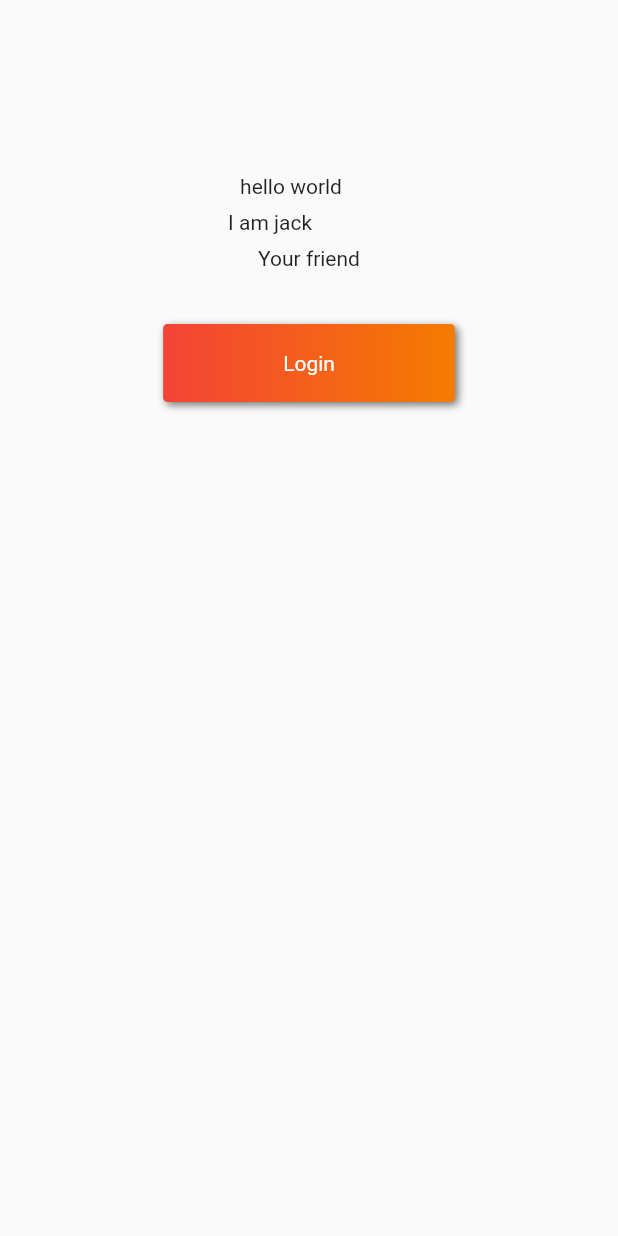
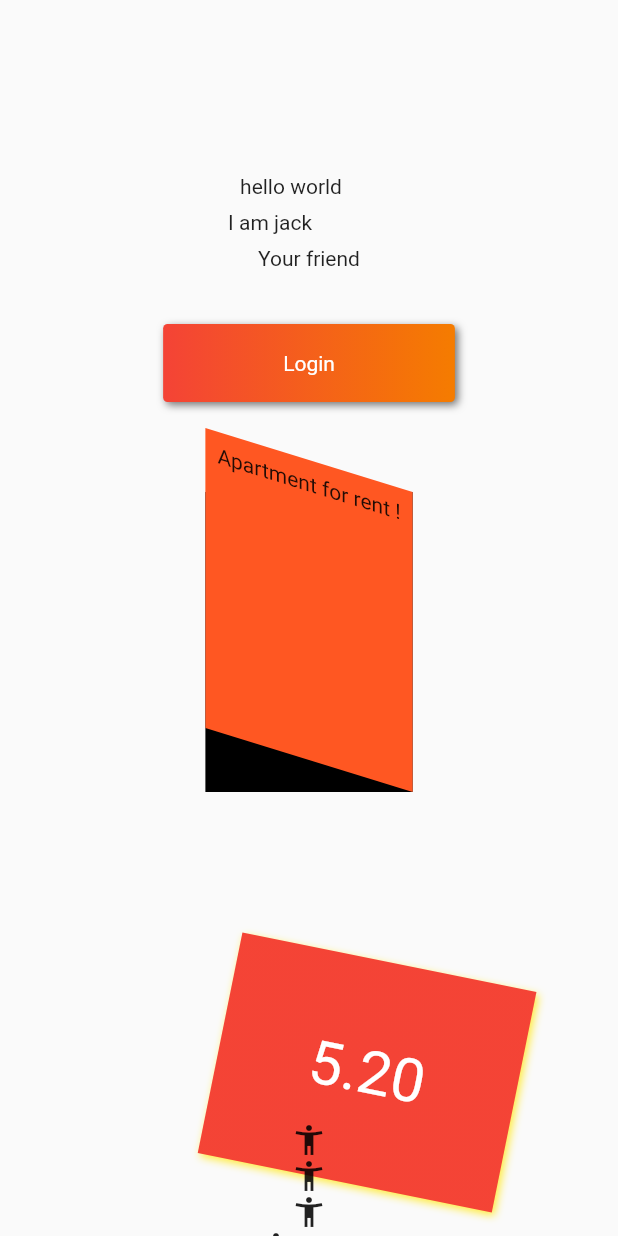
Before and after one commit to taylorlannister/flutter_project, a Flutter app: the ContainerPage screen opened by its route, on a phone screen of 412 x 824 dp. Run offline on Flutter 3.47's test engine with Material 2 defaults, Android fonts, the phone set to English and light mode, and no system bars; our stand-ins replace dio, get, shared_preferences; accounts and stored records are empty; network calls fail.

Commit message:
add clipWidget containWidget and transform  showing

```diff
--- a/lib/Pages/container_page.dart
+++ b/lib/Pages/container_page.dart
@@ -1,8 +1,11 @@
 import 'package:flutter/material.dart';
 import 'package:flutter/src/widgets/framework.dart';
 import 'package:flutter/src/widgets/placeholder.dart';
+import 'package:flutter_project/widgets/ClipTestRoute.dart';
+import 'package:flutter_project/widgets/contain_widget.dart';
 import 'package:flutter_project/widgets/decorated_box.dart';
 import 'package:flutter_project/widgets/padding_test_route.dart';
+import 'package:flutter_project/widgets/transform_widget.dart';
 
 class ContainerPage extends StatefulWidget {
   const ContainerPage({Key? key}) : super(key: key);
@@ -19,6 +22,9 @@ class _ContainerPageState extends State<ContainerPage> {
         children: const [
           PaddingTestRoute(),
           DecoratedBoxWidget(),
+          TransformWidget(),
+          ContainWidget(),
+          ClipTestRoute()
         ],
       ),
     );
--- /dev/null
+++ b/lib/widgets/ClipTestRoute.dart
@@ -0,0 +1,48 @@
+import 'package:flutter/material.dart';
+import 'package:flutter/src/widgets/framework.dart';
+import 'package:flutter/src/widgets/placeholder.dart';
+
+class ClipTestRoute extends StatelessWidget {
+  const ClipTestRoute({super.key});
+
+  @override
+  Widget build(BuildContext context) {
+    // Widget avatar = Image.asset('imgs/avatar.png', width: 60);
+    Widget avatar = Icon(Icons.accessibility_new_sharp);
+    return Center(
+      child: Column(
+        children: <Widget>[
+          avatar,
+          ClipOval(child: avatar),
+          ClipRRect(
+            borderRadius: BorderRadius.circular(5),
+            child: avatar,
+          ),
+          Row(
+            mainAxisAlignment: MainAxisAlignment.center,
+            children: <Widget>[
+              Align(
+                alignment: Alignment.topLeft,
+                widthFactor: .5,
+                child: avatar,
+              ),
+              Text('你好世界', style: TextStyle(color: Colors.green))
+            ],
+          ),
+          Row(
+            mainAxisAlignment: MainAxisAlignment.center,
+            children: <Widget>[
+              ClipRect(
+                child: Align(
+                    alignment: Alignment.topLeft,
+                    widthFactor: .5,
+                    child: avatar),
+              )
+            ],
+          ),
+          Text('你好世界', style: TextStyle(color: Colors.green))
+        ],
+      ),
+    );
+  }
+}
--- /dev/null
+++ b/lib/widgets/contain_widget.dart
@@ -0,0 +1,35 @@
+import 'package:flutter/cupertino.dart';
+import 'package:flutter/material.dart';
+import 'package:flutter/src/widgets/framework.dart';
+import 'package:flutter/src/widgets/placeholder.dart';
+
+class ContainWidget extends StatelessWidget {
+  const ContainWidget({super.key});
+
+  @override
+  Widget build(BuildContext context) {
+    return Center(
+      child: Container(
+        margin: EdgeInsets.only(top: 10, left: 120),
+        constraints: BoxConstraints.tightFor(width: 200, height: 150),
+        decoration: BoxDecoration(
+          gradient: RadialGradient(
+              colors: [Colors.red, Colors.orange],
+              center: Alignment.center,
+              radius: 98),
+          boxShadow: [
+            BoxShadow(
+              color: Colors.yellow,
+              offset: Offset(2, 2),
+              blurRadius: 4,
+            )
+          ],
+        ),
+        transform: Matrix4.rotationZ(.2),
+        alignment: Alignment.center,
+        child:
+            Text('5.20', style: TextStyle(color: Colors.white, fontSize: 40.0)),
+      ),
+    );
+  }
+}
--- /dev/null
+++ b/lib/widgets/transform_widget.dart
@@ -0,0 +1,29 @@
+import 'package:flutter/cupertino.dart';
+import 'package:flutter/material.dart';
+import 'package:flutter/src/widgets/framework.dart';
+import 'package:flutter/src/widgets/placeholder.dart';
+import 'package:get/get.dart';
+
+class TransformWidget extends StatelessWidget {
+  const TransformWidget({super.key});
+
+  @override
+  Widget build(BuildContext context) {
+    return Center(
+        child: Padding(
+            child: Container(
+              color: Colors.black,
+              height: 200,
+              child: Transform(
+                alignment: Alignment.topRight,
+                transform: Matrix4.skewY(0.3),
+                child: Container(
+                  padding: const EdgeInsets.all(8.0),
+                  color: Colors.deepOrange,
+                  child: const Text('Apartment for rent !'),
+                ),
+              ),
+            ),
+            padding: EdgeInsets.all(60)));
+  }
+}
```
